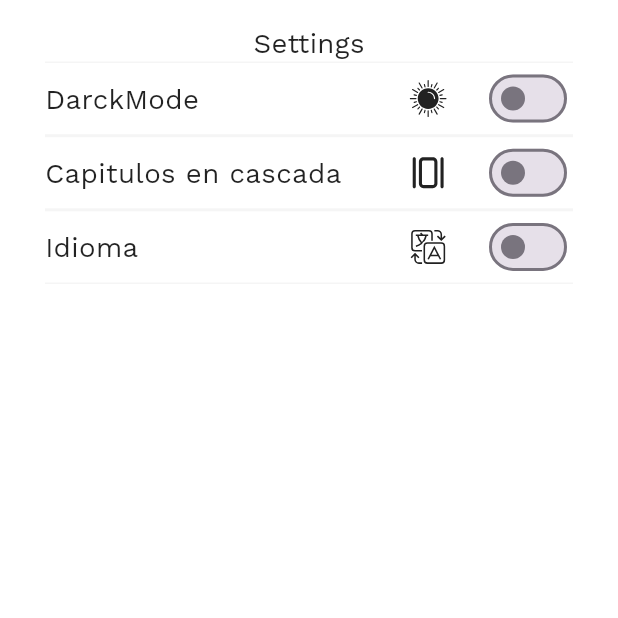
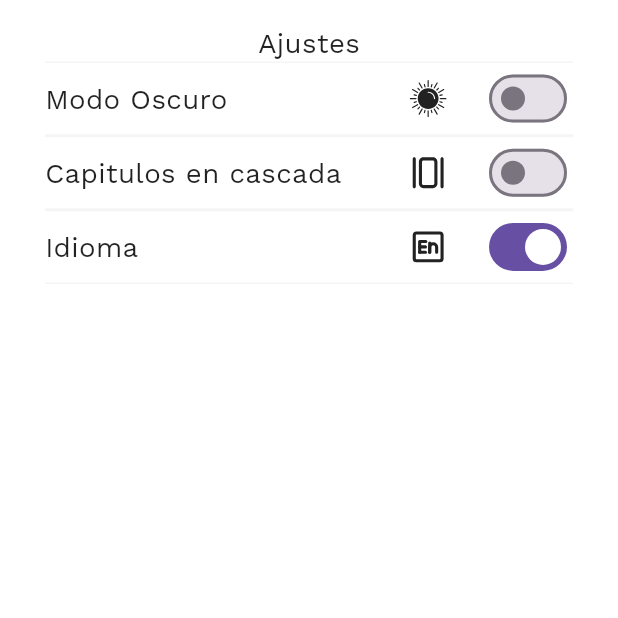
Before and after one commit to JhonatanAlvarezDhoz/Manga-Reader, a Flutter app: the SettingsPage screen opened by its route, on a phone screen of 412 x 824 dp, the top half of it. Run offline on Flutter 3.47's test engine with Material 3 defaults, Android fonts, the phone set to English and light mode, and no system bars; our stand-ins replace bloc, equatable, flutter_bloc, flutter_dotenv, flutter_svg, google_fonts and 1 more; accounts and stored records are empty.

Commit message:
settings change language end

```diff
--- a/lib/localization/translation.dart
+++ b/lib/localization/translation.dart
@@ -21,7 +21,27 @@ class Translation {
     return _translations['settings'] ?? 'Ajustes';
   }
 
+  String get home {
+    return _translations['home'] ?? 'Inicio';
+  }
+
+  String get search {
+    return _translations['search'] ?? 'Buscar';
+  }
+
+  String get download {
+    return _translations['download'] ?? 'Descarga';
+  }
+
   String get darckMode {
     return _translations['darck_mode'] ?? 'Modo Oscuro';
   }
+
+  String get viewMode {
+    return _translations['view_mode'] ?? 'Capitulos en cascada';
+  }
+
+  String get language {
+    return _translations['language'] ?? 'Idioma';
+  }
 }
--- a/lib/modules/settings/bloc/settings_bloc.dart
+++ b/lib/modules/settings/bloc/settings_bloc.dart
@@ -1,8 +1,9 @@
 import 'package:bloc/bloc.dart';
 import 'package:equatable/equatable.dart';
 import 'package:flutter/material.dart';
+import 'package:manga_reader/localization/languageManager.dart';
 import 'package:manga_reader/themes/theme_colors.dart';
-import 'package:manga_reader/utils/preferences/reading_progress.dart';
+import 'package:manga_reader/utils/preferences/save_manager.dart';
 
 part 'settings_event.dart';
 part 'settings_state.dart';
@@ -10,10 +11,14 @@ part 'settings_state.dart';
 class SettingsBloc extends Bloc<SettingsEvent, SettingsState> {
   SettingsBloc()
       : super(SettingsState(
-            themeData: lightTheme, isDarckMode: false, isCascadeView: false)) {
+            themeData: lightTheme,
+            isDarckMode: false,
+            isCascadeView: false,
+            languageCode: 'es')) {
     on<LoadSettingsEvent>(_onLoadSettings);
     on<ToggleThemeEvent>(_onToggleTheme);
     on<ToggleViewModeEvent>(_onToggleViewMode);
+    on<ToggleChangeLanguageEvent>(_onChangeLanguage);
 
     // Disparar la carga inicial del tema
     add(LoadSettingsEvent());
@@ -48,10 +53,14 @@ class SettingsBloc extends Bloc<SettingsEvent, SettingsState> {
 
     final isCascadeView = await SaveManager.loadViewChapterMode() ?? false;
 
+    final languageCode = await SaveManager.loadLanguage() ?? 'es';
+    await LanguageManager().changeLanguage(languageCode);
+
     emit(state.copyWith(
       themeData: themeData,
       isDarckMode: isDarkMode,
       isCascadeView: isCascadeView,
+      languageCode: languageCode,
     ));
   }
 
@@ -79,4 +88,17 @@ class SettingsBloc extends Bloc<SettingsEvent, SettingsState> {
 
     emit(state.copyWith(isCascadeView: newViewMode));
   }
+
+  Future<void> _onChangeLanguage(
+      ToggleChangeLanguageEvent event, Emitter<SettingsState> emit) async {
+    final newLanguageCode = state.languageCode == 'en' ? 'es' : 'en';
+
+    // Guardar la preferencia
+    await SaveManager.saveLanguage(newLanguageCode);
+
+    // Cambiar el idioma en LanguageManager
+    await LanguageManager().changeLanguage(newLanguageCode);
+
+    emit(state.copyWith(languageCode: newLanguageCode));
+  }
 }
--- a/lib/modules/settings/bloc/settings_event.dart
+++ b/lib/modules/settings/bloc/settings_event.dart
@@ -7,8 +7,10 @@ sealed class SettingsEvent extends Equatable {
   List<Object> get props => [];
 }
 
+class LoadSettingsEvent extends SettingsEvent {}
+
 class ToggleThemeEvent extends SettingsEvent {}
 
 class ToggleViewModeEvent extends SettingsEvent {}
 
-class LoadSettingsEvent extends SettingsEvent {}
+class ToggleChangeLanguageEvent extends SettingsEvent {}
--- a/lib/modules/settings/bloc/settings_state.dart
+++ b/lib/modules/settings/bloc/settings_state.dart
@@ -4,24 +4,28 @@ class SettingsState extends Equatable {
   final ThemeData themeData;
   final bool isDarckMode;
   final bool isCascadeView;
+  final String languageCode;
 
   const SettingsState({
     required this.isDarckMode,
     required this.themeData,
     required this.isCascadeView,
+    required this.languageCode,
   });
 
   SettingsState copyWith({
     ThemeData? themeData,
     bool? isDarckMode,
     bool? isCascadeView,
+    String? languageCode,
   }) =>
       SettingsState(
-        themeData: themeData ?? this.themeData,
-        isDarckMode: isDarckMode ?? this.isDarckMode,
-        isCascadeView: isCascadeView ?? this.isCascadeView,
-      );
+          themeData: themeData ?? this.themeData,
+          isDarckMode: isDarckMode ?? this.isDarckMode,
+          isCascadeView: isCascadeView ?? this.isCascadeView,
+          languageCode: languageCode ?? this.languageCode);
 
   @override
-  List<Object> get props => [themeData, isDarckMode, isCascadeView];
+  List<Object> get props =>
+      [themeData, isDarckMode, isCascadeView, languageCode];
 }
--- a/lib/modules/settings/ui/page/settings_page.dart
+++ b/lib/modules/settings/ui/page/settings_page.dart
@@ -2,6 +2,7 @@ import 'package:flutter/material.dart';
 import 'package:flutter_bloc/flutter_bloc.dart';
 import 'package:flutter_svg/svg.dart';
 import 'package:manga_reader/base/widgets/base.dart';
+import 'package:manga_reader/localization/languageManager.dart';
 import 'package:manga_reader/modules/settings/bloc/settings_bloc.dart';
 
 class SettingsPage extends StatelessWidget {
@@ -16,16 +17,19 @@ class SettingsPage extends StatelessWidget {
 
       return BlocBuilder<SettingsBloc, SettingsState>(
         builder: (context, settingState) {
+          final bool languageValue =
+              settingState.languageCode == 'es' ? true : false;
           return Container(
             padding: const EdgeInsets.symmetric(horizontal: 30, vertical: 15),
             child: Column(
               children: [
-                const SafeArea(
-                  child: CustomText(text: "Settings"),
+                SafeArea(
+                  child:
+                      CustomText(text: LanguageManager().translate().settings),
                 ),
                 _SettingBox(
                   size: size,
-                  textLabel: "DarckMode",
+                  textLabel: LanguageManager().translate().darckMode,
                   isActive: settingState.isDarckMode,
                   assetName: settingState.isDarckMode
                       ? "assets/icons/moon.svg"
@@ -36,7 +40,7 @@ class SettingsPage extends StatelessWidget {
                 ),
                 _SettingBox(
                     size: size,
-                    textLabel: "Capitulos en cascada",
+                    textLabel: LanguageManager().translate().viewMode,
                     isActive: settingState.isCascadeView,
                     assetName: settingState.isCascadeView
                         ? "assets/icons/view.svg"
@@ -46,13 +50,13 @@ class SettingsPage extends StatelessWidget {
                     }),
                 _SettingBox(
                     size: size,
-                    textLabel: "Idioma",
-                    isActive: settingState.isCascadeView,
-                    assetName: settingState.isCascadeView
+                    textLabel: LanguageManager().translate().language,
+                    isActive: languageValue,
+                    assetName: languageValue
                         ? "assets/icons/en.svg"
                         : "assets/icons/translate.svg",
                     onToggle: (bool newValue) {
-                      settingBloc.add(ToggleViewModeEvent());
+                      settingBloc.add(ToggleChangeLanguageEvent());
                     })
               ],
             ),
```
Also changed, not shown: assets/i18n/en.json (+6 -1 lines), assets/i18n/es.json (+6 -1 lines), lib/utils/constants.dart (+4 -3 lines), lib/utils/preferences/save_manager.dart (renamed from lib/utils/preferences/reading_progress.dart, +14 -0 lines), 1 other file.
